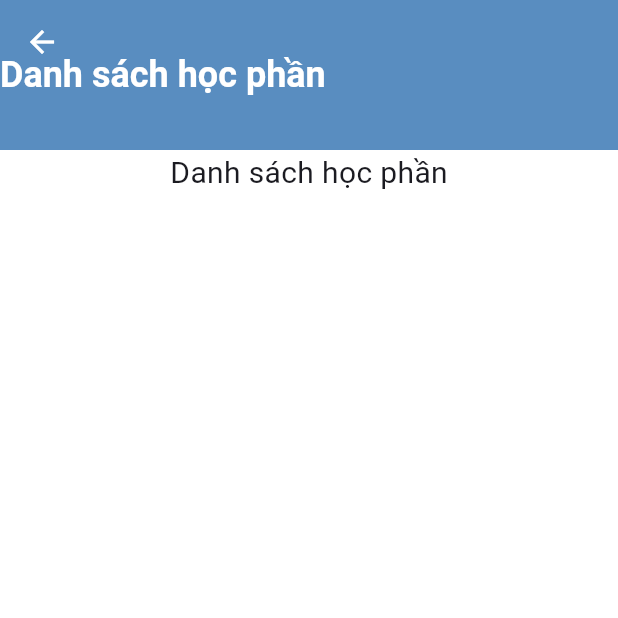
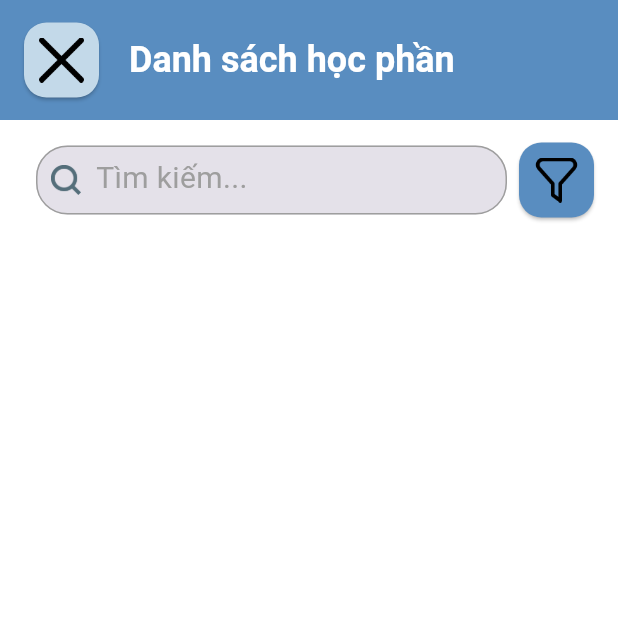
Before and after one commit to fasysd/tlu_schedule_app, a Flutter app: the DshocphanPage screen opened directly, on a phone screen of 412 x 824 dp, the top half of it. Run offline on Flutter 3.47's test engine with Material 3 defaults, Android fonts, the phone set to English and light mode, and no system bars.

Commit message:
Khởi tạo bố cục giao diện ds học phần

```diff
--- a/lib/presentation/screens/ds_hoc_phan_page.dart
+++ b/lib/presentation/screens/ds_hoc_phan_page.dart
@@ -1,4 +1,6 @@
 import 'package:flutter/material.dart';
+import 'package:tlu_schedule_app/presentation/widgets/sliver_appBar_backPage.dart';
+import 'package:tlu_schedule_app/presentation/widgets/text_field_search.dart';
 
 class DshocphanPage extends StatefulWidget {
   const DshocphanPage({super.key});
@@ -8,39 +10,81 @@ class DshocphanPage extends StatefulWidget {
 }
 
 class _DshocphanPageState extends State<DshocphanPage> {
+  final FocusNode _searchFocusNode = FocusNode();
+  void onPressedQuayLai() => Navigator.pop(context);
+  void _unfocusTextField() => FocusScope.of(context).unfocus();
   @override
   Widget build(BuildContext context) {
-    return SafeArea(
+    return GestureDetector(
+      onTap: _unfocusTextField,
+      child: SafeArea(
         child: Scaffold(
           body: CustomScrollView(
             slivers: [
+              SliverAppbarBackpage(
+                textTittle: 'Danh sách học phần',
+                onPressedBack: onPressedQuayLai,
+              ),
               SliverAppBar(
-              expandedHeight: 100,
-              floating: false,
-              pinned:
-                  false, // 👈 false để AppBar biến mất hoàn toàn khi kéo xuống
-              snap: false,
+                automaticallyImplyLeading: false,
+                expandedHeight: 80,
+                backgroundColor: Colors.transparent,
+                floating: true,
+                snap: true,
+                pinned: false,
                 flexibleSpace: FlexibleSpaceBar(
-                background: Center(
+                  background: Padding(
+                    padding: const EdgeInsets.symmetric(
+                      horizontal: 16.0,
+                      vertical: 8.0,
+                    ),
                     child: Row(
                       children: [
-                      Text(
-                        'Danh sách học phần',
-                        style: Theme.of(
-                          context,
-                        ).textTheme.titleLarge!.copyWith(color: Colors.white),
+                        Expanded(
+                          child: TextfieldSearch(focusNode: _searchFocusNode),
+                        ),
+                        SizedBox(
+                          width: 50,
+                          height: 50,
+                          child: ElevatedButton(
+                            style: ElevatedButton.styleFrom(
+                              padding: const EdgeInsets.all(10),
+                              shape: const RoundedRectangleBorder(
+                                borderRadius: BorderRadius.all(
+                                  Radius.circular(15),
+                                ),
+                              ),
+                            ),
+                            onPressed: _showBottomSheetFilter,
+                            child: Image.asset(
+                              'assets/images/icons/filter_icon.png',
+                            ),
+                          ),
                         ),
                       ],
                     ),
                   ),
                 ),
               ),
-            SliverToBoxAdapter(
-              child: Center(child: Text("Danh sách học phần")),
+            ],
           ),
-          ],
         ),
       ),
     );
   }
+
+  Future<void> _showBottomSheetFilter() async {
+    // final result = await showModalBottomSheet<TeachingRequestFilterModel>(
+    //   context: context,
+    //   isScrollControlled: true,
+    //   shape: const RoundedRectangleBorder(
+    //     borderRadius: BorderRadius.vertical(top: Radius.circular(25)),
+    //   ),
+    //   builder: (context) {
+    //     return BottomSheetTeachingRequestFilter(initialFilter: filterModel);
+    //   },
+    // );
+    //
+    // setFilter(result);
   }
+}
```
Also changed, not shown: lib/presentation/screens/login_page.dart (+64 -5 lines). Lines whose indentation alone changed are shown as unchanged.
